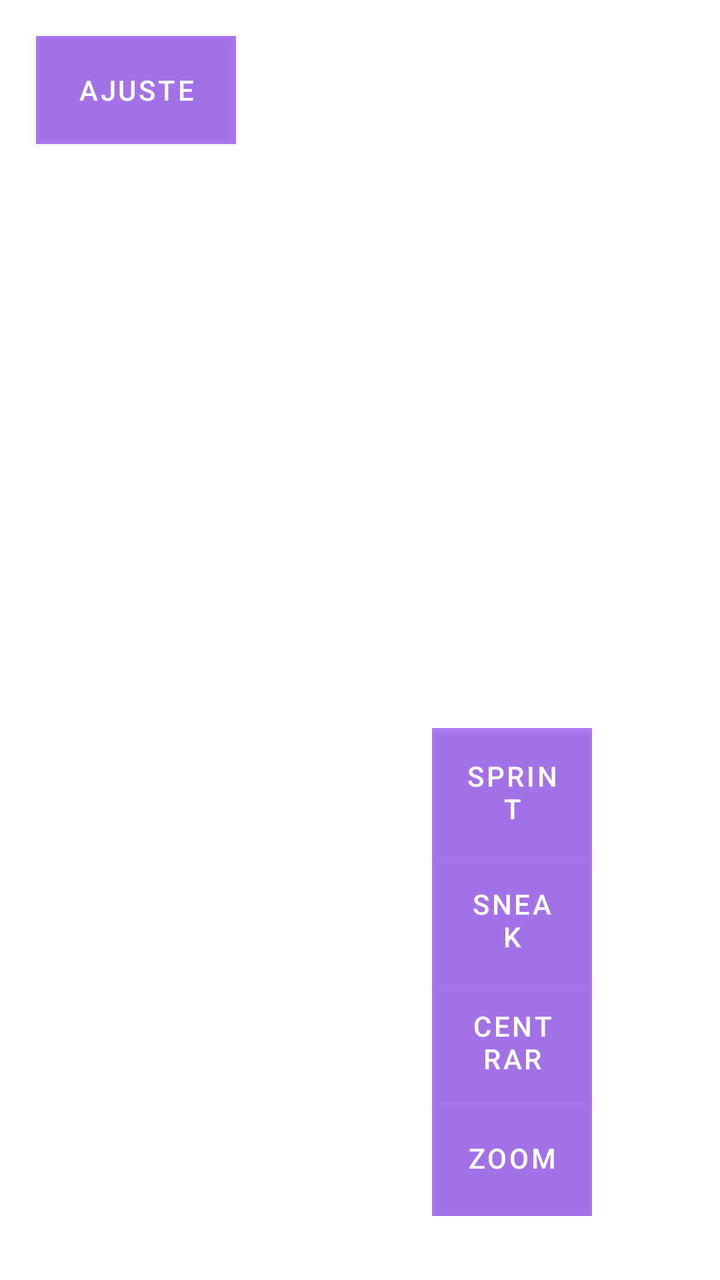
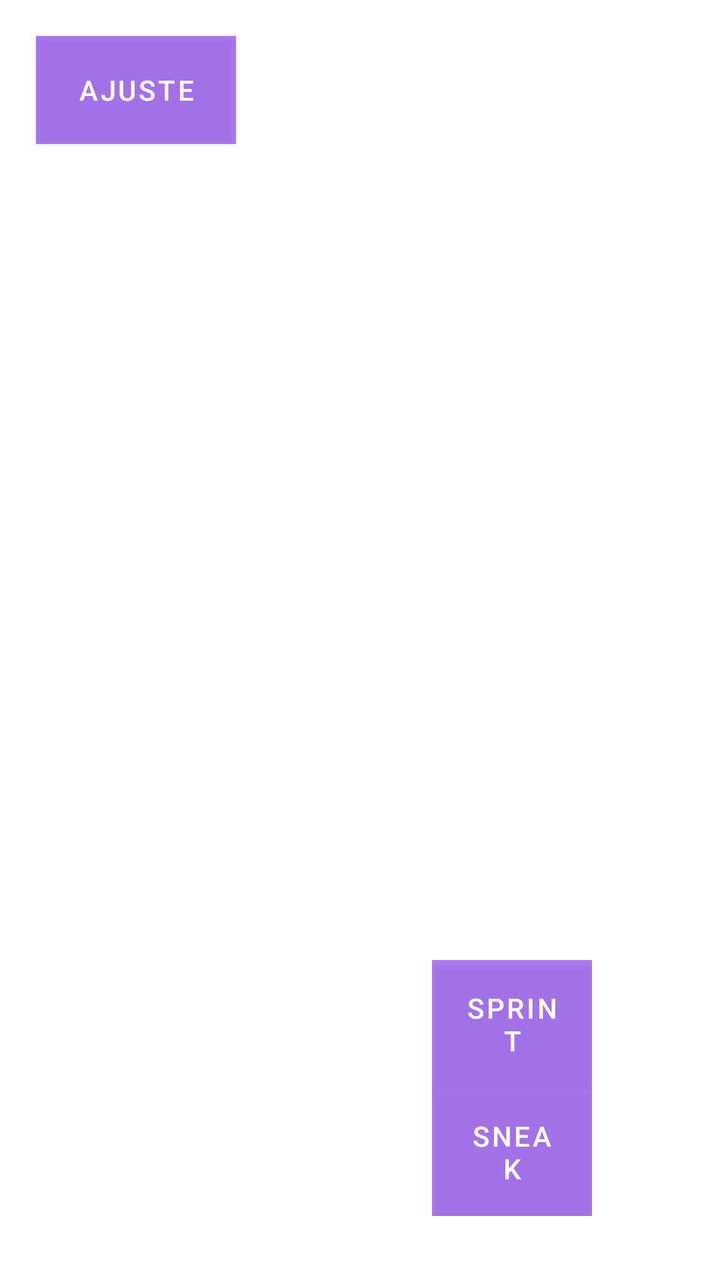

Screens rendered from an Android XML layout before and after an edit, with the pre-edit source and the edit as a unified diff.
<!-- AndroidManifest.xml: application theme Theme.Manhunt -->
<!-- res/layout/activity_main.xml -->
<?xml version="1.0" encoding="utf-8"?>
<FrameLayout xmlns:android="http://schemas.android.com/apk/res/android"
    android:id="@+id/main_container"
    android:layout_width="match_parent"
    android:layout_height="match_parent">

    <Button
        android:id="@+id/btn_adjust"
        android:layout_width="100dp"
        android:layout_height="54dp"
        android:layout_gravity="top|start"
        android:layout_marginTop="18dp"
        android:layout_marginStart="18dp"
        android:text="Ajuste"
        android:background="#80000000"
        android:textColor="#FFFFFF" />

    
    <LinearLayout
        android:layout_width="wrap_content"
        android:layout_height="wrap_content"
        android:orientation="vertical"
        android:layout_gravity="bottom|end"
        android:layout_marginBottom="32dp"
        android:layout_marginEnd="64dp">

        <Button
            android:id="@+id/btn_sprint"
            android:layout_width="80dp"
            android:layout_height="64dp"
            android:text="Sprint"
            android:background="#80000000"
            android:textColor="#FFFFFF" />

        <Button
            android:id="@+id/btn_sneak"
            android:layout_width="80dp"
            android:layout_height="64dp"
            android:text="Sneak"
            android:background="#80000000"
            android:textColor="#FFFFFF" />

        <Button
            android:id="@+id/btn_recenter"
            android:layout_width="80dp"
            android:layout_height="58dp"
            android:text="Centrar"
            android:background="#80000000"
            android:textColor="#FFFFFF" />

        <Button
            android:id="@+id/btn_zoom"
            android:layout_width="80dp"
            android:layout_height="58dp"
            android:text="Zoom"
            android:background="#80000000"
            android:textColor="#FFFFFF" />



    </LinearLayout>

    <LinearLayout
        android:id="@+id/cash_calibration_panel"
        android:layout_width="340dp"
        android:layout_height="wrap_content"
        android:layout_gravity="top|start"
        android:layout_marginTop="78dp"
        android:layout_marginStart="18dp"
        android:orientation="vertical"
        android:padding="12dp"
        android:background="#E6000000"
        android:visibility="gone">

        <TextView
            android:layout_width="wrap_content"
            android:layout_height="wrap_content"
            android:text="AJUSTES"
            android:textColor="#FFFFFF"
            android:textStyle="bold"
            android:textSize="18sp"
            android:paddingBottom="6dp" />

        <TextView
            android:id="@+id/lbl_aim_sensitivity"
            android:layout_width="wrap_content"
            android:layout_height="wrap_content"
            android:text="Sensibilidad táctil"
            android:textColor="#FFFFFF" />

        <SeekBar
            android:id="@+id/seek_aim_sensitivity"
            android:layout_width="match_parent"
            android:layout_height="wrap_content"
            android:max="100"
            android:progress="50" />
    </LinearLayout>
</FrameLayout>
<!-- resources referenced by this layout -->
<resources>
  <style name="Theme.Manhunt" parent="Theme.MaterialComponents.DayNight.DarkActionBar">
          
          <item name="colorPrimary">@color/purple_500</item>
          <item name="colorPrimaryVariant">@color/purple_700</item>
          <item name="colorOnPrimary">@color/white</item>
          
          <item name="colorSecondary">@color/teal_200</item>
          <item name="colorSecondaryVariant">@color/teal_700</item>
          <item name="colorOnSecondary">@color/black</item>
          
          <item name="android:statusBarColor">?attr/colorPrimaryVariant</item>
          
      </style>
  <color name="purple_500">#FF6200EE</color>
  <color name="purple_700">#FF3700B3</color>
  <color name="white">#FFFFFFFF</color>
  <color name="teal_200">#FF03DAC5</color>
  <color name="teal_700">#FF018786</color>
  <color name="black">#FF000000</color>
</resources>

<!-- the commit's change to res/layout/activity_main.xml (unified diff, before → after) -->
@@ -40,21 +40,6 @@
             android:background="#80000000"
             android:textColor="#FFFFFF" />
 
-        <Button
-            android:id="@+id/btn_recenter"
-            android:layout_width="80dp"
-            android:layout_height="58dp"
-            android:text="Centrar"
-            android:background="#80000000"
-            android:textColor="#FFFFFF" />
-
-        <Button
-            android:id="@+id/btn_zoom"
-            android:layout_width="80dp"
-            android:layout_height="58dp"
-            android:text="Zoom"
-            android:background="#80000000"
-            android:textColor="#FFFFFF" />
 
 
 
